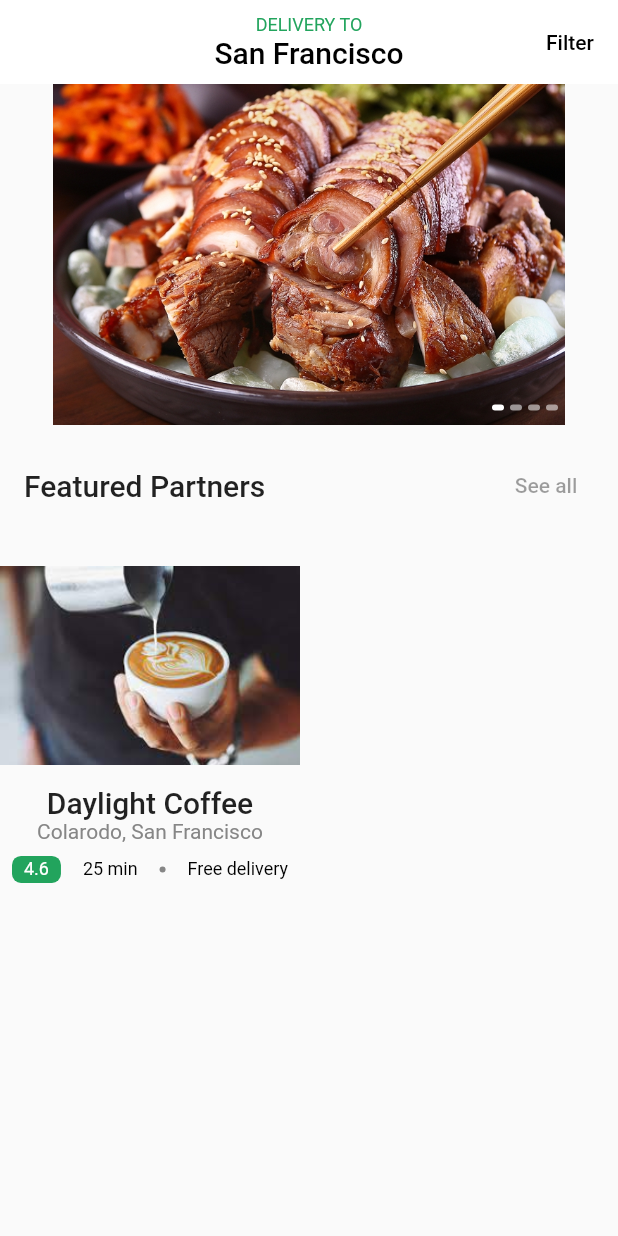
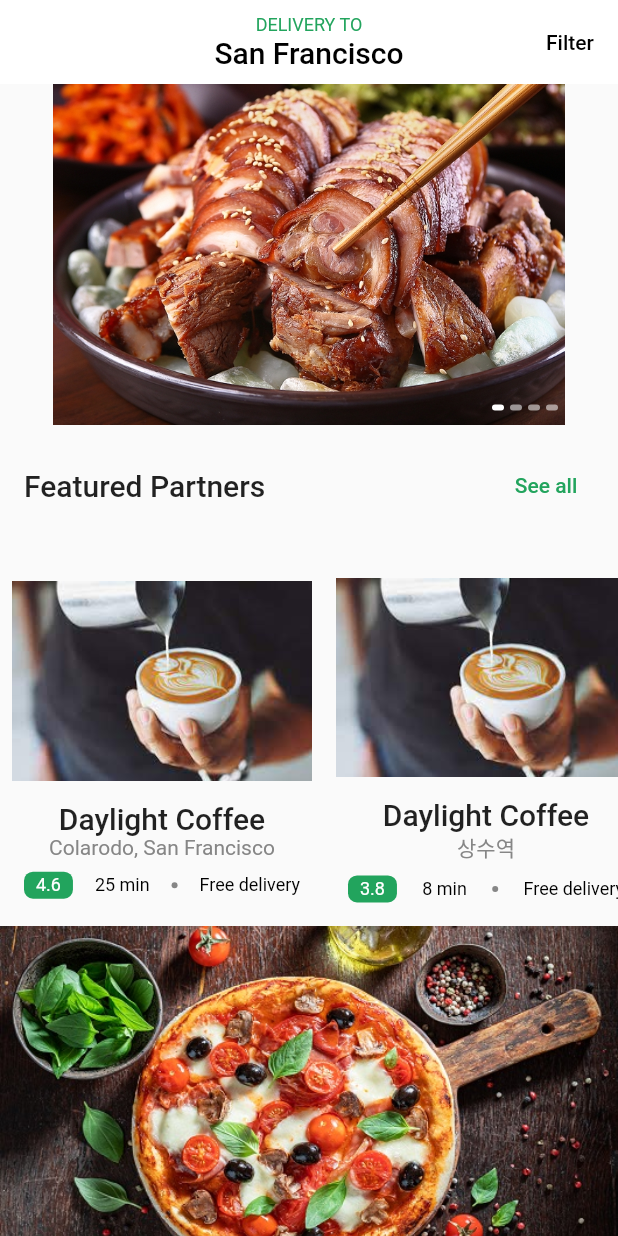
Before and after one commit to teddyjune/food_app, a Flutter app: the screen it shows after launch, on a phone screen of 412 x 824 dp. Run offline on Flutter 3.47's test engine with Material 2 defaults, Android fonts, the phone set to English and light mode, and no system bars.

Commit message:
feat: 배너 넣기

```diff
--- a/lib/components/restaurant_info_medium_card.dart
+++ b/lib/components/restaurant_info_medium_card.dart
@@ -4,7 +4,7 @@ import 'package:food_app/demo_data.dart';
 
 class RestaurantInfoMediumCard extends StatelessWidget {
   final String title, image;
-  final int deliveryTime;
+  final int deliverTime;
   final double rating;
   final Function press;
   final String location;
@@ -14,7 +14,7 @@ class RestaurantInfoMediumCard extends StatelessWidget {
     required this.title,
     required this.image,
     required this.location,
-    required this.deliveryTime,
+    required this.deliverTime,
     required this.rating,
     required this.press,
   }) : super(key: key);
@@ -23,6 +23,8 @@ class RestaurantInfoMediumCard extends StatelessWidget {
   Widget build(BuildContext context) {
     return InkWell(
       onTap: () {},
+      child: SizedBox(
+        width: 200,
         child: Column(
           children: [
             AspectRatio(
@@ -46,7 +48,7 @@ class RestaurantInfoMediumCard extends StatelessWidget {
                 child: Row(
                   children: [
                     Container(
-                    padding: EdgeInsets.symmetric(
+                      padding: const EdgeInsets.symmetric(
                         horizontal: defaultPadding / 2,
                         vertical: defaultPadding / 8,
                       ),
@@ -55,11 +57,11 @@ class RestaurantInfoMediumCard extends StatelessWidget {
                           borderRadius: BorderRadius.all(Radius.circular(6))),
                       child: Text(
                         rating.toString(),
-                      style: TextStyle(color: Colors.white),
+                        style: const TextStyle(color: Colors.white),
                       ),
                     ),
                     const Spacer(),
-                  Text("$deliveryTime min"),
+                    Text("$deliverTime min"),
                     const Spacer(),
                     const CircleAvatar(
                       radius: 2,
@@ -73,6 +75,7 @@ class RestaurantInfoMediumCard extends StatelessWidget {
             ),
           ],
         ),
+      ),
     );
   }
 }
--- a/lib/components/section_title.dart
+++ b/lib/components/section_title.dart
@@ -16,8 +16,10 @@ class SectionTitle extends StatelessWidget {
         Text("Featured Partners", style: Theme.of(context).textTheme.headline6),
         TextButton(
           onPressed: press(),
-          style: TextButton.styleFrom(foregroundColor: kActiveColor),
-          child: const Text("See all"),
+          child: const Text(
+            "See all",
+            style: TextStyle(color: kActiveColor),
+          ),
         )
       ],
     );
--- a/lib/demo_data.dart
+++ b/lib/demo_data.dart
@@ -13,4 +13,25 @@ List<Map<String, dynamic>> demoMediumCardData = [
     "rating": 4.6,
     "deliverTime": 25,
   },
+  {
+    "name": "붕어빵",
+    "image": "assets/medium_2.png",
+    "location": "상수역",
+    "rating": 3.8,
+    "deliverTime": 8,
+  },
+  {
+    "name": "Butter Milk",
+    "image": "assets/medium_3.jpg",
+    "location": "삼진제약 건너편",
+    "rating": 4.9,
+    "deliverTime": 46,
+  },
+  {
+    "name": "Daylight Coffee",
+    "image": "assets/big_4.jpg",
+    "location": "Colarodo, San Francisco",
+    "rating": 4.6,
+    "deliverTime": 25,
+  },
 ];
--- a/lib/home_screen.dart
+++ b/lib/home_screen.dart
@@ -17,6 +17,7 @@ class HomeScreen extends StatelessWidget {
             centerTitle: true,
             backgroundColor: Colors.white,
             elevation: 0,
+            floating: true,
             title: Column(
               children: [
                 Text(
@@ -53,21 +54,57 @@ class HomeScreen extends StatelessWidget {
             ),
           ),
           SliverToBoxAdapter(
-            child: Row(
-              children: [
-                SizedBox(
-                    width: 200,
-                    child: RestaurantInfoMediumCard(
-                      title: demoMediumCardData[0]['name'],
-                      image: demoMediumCardData[0]['image'],
-                      location: demoMediumCardData[0]['location'],
-                      deliveryTime: demoMediumCardData[0]['deliverTime'],
-                      rating: demoMediumCardData[0]['rating'],
-                      press: () {},
-                    )),
-              ],
+            child: SingleChildScrollView(
+              scrollDirection: Axis.horizontal,
+              child: Row(
+                  children: List.generate(
+                demoMediumCardData.length,
+                (index) => Padding(
+                  padding: const EdgeInsets.all(8.0),
+                  child: RestaurantInfoMediumCard(
+                    title: demoMediumCardData[index]['name'],
+                    image: demoMediumCardData[index]['image'],
+                    location: demoMediumCardData[index]['location'],
+                    deliverTime: demoMediumCardData[index]['deliverTime'],
+                    rating: demoMediumCardData[index]['rating'],
+                    press: () {},
+                  ),
+                ),
+              )),
             ),
-          )
+          ),
+          SliverToBoxAdapter(
+            child: Image.asset("assets/big_7.jpg"),
+          ),
+          SliverPadding(
+            padding: const EdgeInsets.all(defaultPadding),
+            sliver: SliverToBoxAdapter(
+              child: SectionTitle(
+                title: "Best Pick",
+                press: () {},
+              ),
+            ),
+          ),
+          SliverToBoxAdapter(
+            child: SingleChildScrollView(
+              scrollDirection: Axis.horizontal,
+              child: Row(
+                  children: List.generate(
+                demoMediumCardData.length,
+                (index) => Padding(
+                  padding: const EdgeInsets.all(8.0),
+                  child: RestaurantInfoMediumCard(
+                    title: demoMediumCardData[index]['name'],
+                    image: demoMediumCardData[index]['image'],
+                    location: demoMediumCardData[index]['location'],
+                    deliverTime: demoMediumCardData[index]['deliverTime'],
+                    rating: demoMediumCardData[index]['rating'],
+                    press: () {},
+                  ),
+                ),
+              )),
+            ),
+          ),
         ],
       ),
     );
```
Also changed, not shown: assets/medium_2.png (added), assets/medium_3.jpg (added), assets/promo.png (added). Lines whose indentation alone changed are shown as unchanged.
